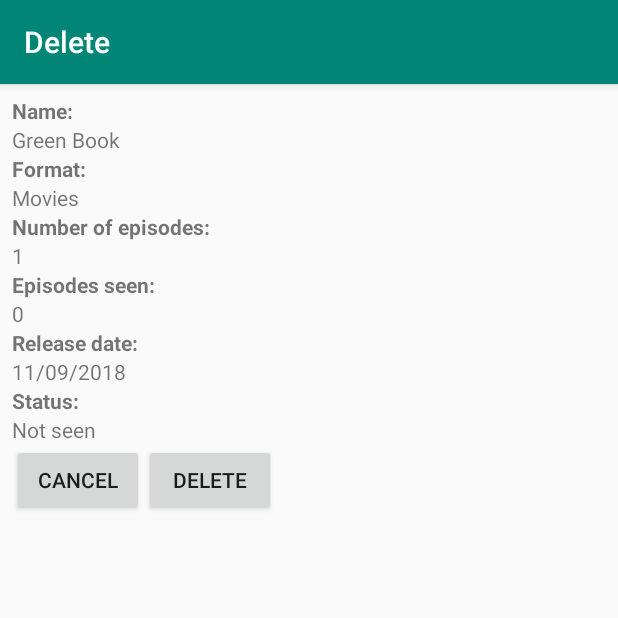
After one commit to NilSilva/FilmesSeries, an Android app: the DeleteFSActivity screen opened directly, with no data from a screen before it, on a phone screen of 412 x 824 dp, the top half of it. The commit adds this screen. Run offline under Robolectric (Android 15) with nearby library versions, the light colour scheme and no system bars.

Commit message:
Atividade delete com a sua interface implementada.

```diff
--- a/app/src/main/AndroidManifest.xml
+++ b/app/src/main/AndroidManifest.xml
@@ -10,9 +10,13 @@
         android:supportsRtl="true"
         android:theme="@style/AppTheme">
         <activity
+            android:name=".DeleteFSActivity"
+            android:label="@string/title_activity_delete_fs"
+            android:theme="@style/AppTheme.NoActionBar"></activity>
+        <activity
             android:name=".EditarFSActivity"
             android:label="@string/title_activity_editar_fs"
-            android:theme="@style/AppTheme.NoActionBar"></activity>
+            android:theme="@style/AppTheme.NoActionBar" />
         <activity
             android:name=".AdicionarFSActivity"
             android:label="@string/title_activity_adicionar_fs"
--- /dev/null
+++ b/app/src/main/java/Nil/filmesseries/DeleteFSActivity.java
@@ -0,0 +1,52 @@
+package Nil.filmesseries;
+
+import android.app.AlertDialog;
+import android.content.DialogInterface;
+import android.os.Bundle;
+
+import com.google.android.material.floatingactionbutton.FloatingActionButton;
+import com.google.android.material.snackbar.Snackbar;
+
+import androidx.appcompat.app.AppCompatActivity;
+import androidx.appcompat.widget.Toolbar;
+
+import android.view.View;
+import android.widget.Toast;
+
+public class DeleteFSActivity extends AppCompatActivity {
+
+    @Override
+    protected void onCreate(Bundle savedInstanceState) {
+        super.onCreate(savedInstanceState);
+        setContentView(R.layout.activity_delete_fs);
+        Toolbar toolbar = findViewById(R.id.toolbar);
+        setSupportActionBar(toolbar);
+    }
+
+    public void Cancel(View view) {
+        finish();
+    }
+
+    public void Delete(View view) {
+        AlertDialog.Builder builder = new AlertDialog.Builder(this);
+        builder.setCancelable(true);
+        builder.setTitle(getString(R.string.Are_you_sure));
+        builder.setMessage(getString(R.string.deleteMovie));
+        builder.setPositiveButton(getString(R.string.Yes),
+                new DialogInterface.OnClickListener() {
+                    @Override
+                    public void onClick(DialogInterface dialog, int which) {
+                        finish();
+                    }
+                });
+        builder.setNegativeButton(getString(R.string.No), new DialogInterface.OnClickListener() {
+            @Override
+            public void onClick(DialogInterface dialog, int which) {
+
+            }
+        });
+
+        AlertDialog dialog = builder.create();
+        dialog.show();
+    }
+}
--- a/app/src/main/java/Nil/filmesseries/EditarFSActivity.java
+++ b/app/src/main/java/Nil/filmesseries/EditarFSActivity.java
@@ -20,7 +20,6 @@
         setContentView(R.layout.activity_editar_fs);
         Toolbar toolbar = findViewById(R.id.toolbar);
         setSupportActionBar(toolbar);
-        getSupportActionBar().setDisplayHomeAsUpEnabled(true);
     }
 
     public void AddCancelarF(View view) {
--- a/app/src/main/java/Nil/filmesseries/Tudo.java
+++ b/app/src/main/java/Nil/filmesseries/Tudo.java
@@ -31,4 +31,10 @@
         Intent intent = new Intent(this, EditarFSActivity.class);
         startActivity(intent);
     }
+
+    public void DeleteFS(View view) {
+
+        Intent intent = new Intent(this, DeleteFSActivity.class);
+        startActivity(intent);
+    }
 }
--- /dev/null
+++ b/app/src/main/res/layout/activity_delete_fs.xml
@@ -0,0 +1,25 @@
+<?xml version="1.0" encoding="utf-8"?>
+<androidx.coordinatorlayout.widget.CoordinatorLayout xmlns:android="http://schemas.android.com/apk/res/android"
+    xmlns:app="http://schemas.android.com/apk/res-auto"
+    xmlns:tools="http://schemas.android.com/tools"
+    android:layout_width="match_parent"
+    android:layout_height="match_parent"
+    tools:context=".DeleteFSActivity">
+
+    <com.google.android.material.appbar.AppBarLayout
+        android:layout_width="match_parent"
+        android:layout_height="wrap_content"
+        android:theme="@style/AppTheme.AppBarOverlay">
+
+        <androidx.appcompat.widget.Toolbar
+            android:id="@+id/toolbar"
+            android:layout_width="match_parent"
+            android:layout_height="?attr/actionBarSize"
+            android:background="?attr/colorPrimary"
+            app:popupTheme="@style/AppTheme.PopupOverlay" />
+
+    </com.google.android.material.appbar.AppBarLayout>
+
+    <include layout="@layout/content_delete_fs" />
+
+</androidx.coordinatorlayout.widget.CoordinatorLayout>
--- a/app/src/main/res/layout/content_adicionar_fs.xml
+++ b/app/src/main/res/layout/content_adicionar_fs.xml
@@ -85,6 +85,27 @@
             </LinearLayout>
 
             <com.google.android.material.textfield.TextInputLayout
+                android:id="@+id/textInputLayout"
+                android:layout_width="match_parent"
+                android:layout_height="wrap_content"
+                android:layout_marginStart="8dp"
+                android:layout_marginLeft="8dp"
+                android:layout_marginTop="8dp"
+                android:layout_marginEnd="8dp"
+                android:layout_marginRight="8dp"
+                app:layout_constraintEnd_toEndOf="parent"
+                app:layout_constraintStart_toStartOf="parent"
+                app:layout_constraintTop_toBottomOf="@+id/layoutRadioButton">
+
+                <com.google.android.material.textfield.TextInputEditText
+                    android:id="@+id/editTextAddNomeFS"
+                    android:layout_width="match_parent"
+                    android:layout_height="wrap_content"
+                    android:hint="@string/AddHintNomeF"
+                    android:inputType="textShortMessage|textAutoCorrect" />
+            </com.google.android.material.textfield.TextInputLayout>
+
+            <com.google.android.material.textfield.TextInputLayout
                 android:id="@+id/textInputLayout2"
                 android:layout_width="match_parent"
                 android:layout_height="wrap_content"
@@ -106,7 +127,7 @@
             </com.google.android.material.textfield.TextInputLayout>
 
             <com.google.android.material.textfield.TextInputLayout
-                android:id="@+id/textInputLayout"
+                android:id="@+id/textInputLayout3"
                 android:layout_width="match_parent"
                 android:layout_height="wrap_content"
                 android:layout_marginStart="8dp"
@@ -116,14 +137,14 @@
                 android:layout_marginRight="8dp"
                 app:layout_constraintEnd_toEndOf="parent"
                 app:layout_constraintStart_toStartOf="parent"
-                app:layout_constraintTop_toBottomOf="@+id/layoutRadioButton">
+                app:layout_constraintTop_toBottomOf="@+id/textInputLayout2">
 
                 <com.google.android.material.textfield.TextInputEditText
-                    android:id="@+id/editTextAddNomeFS"
+                    android:id="@+id/editTextAddEpiVistosFS"
                     android:layout_width="match_parent"
                     android:layout_height="wrap_content"
-                    android:hint="@string/AddHintNomeF"
-                    android:inputType="textShortMessage|textAutoCorrect" />
+                    android:hint="@string/AddHintEpiVistosF"
+                    android:inputType="number" />
             </com.google.android.material.textfield.TextInputLayout>
 
             <com.google.android.material.textfield.TextInputLayout
@@ -144,27 +165,6 @@
                     android:layout_height="wrap_content"
                     android:hint="@string/AddHintDataF"
                     android:inputType="date" />
-            </com.google.android.material.textfield.TextInputLayout>
-
-            <com.google.android.material.textfield.TextInputLayout
-                android:id="@+id/textInputLayout3"
-                android:layout_width="match_parent"
-                android:layout_height="wrap_content"
-                android:layout_marginStart="8dp"
-                android:layout_marginLeft="8dp"
-                android:layout_marginTop="8dp"
-                android:layout_marginEnd="8dp"
-                android:layout_marginRight="8dp"
-                app:layout_constraintEnd_toEndOf="parent"
-                app:layout_constraintStart_toStartOf="parent"
-                app:layout_constraintTop_toBottomOf="@+id/textInputLayout2">
-
-                <com.google.android.material.textfield.TextInputEditText
-                    android:id="@+id/editTextAddEpiVistosFS"
-                    android:layout_width="match_parent"
-                    android:layout_height="wrap_content"
-                    android:hint="@string/AddHintEpiVistosF"
-                    android:inputType="number" />
             </com.google.android.material.textfield.TextInputLayout>
 
             <Spinner
--- /dev/null
+++ b/app/src/main/res/layout/content_delete_fs.xml
@@ -0,0 +1,138 @@
+<?xml version="1.0" encoding="utf-8"?>
+<androidx.constraintlayout.widget.ConstraintLayout xmlns:android="http://schemas.android.com/apk/res/android"
+    xmlns:app="http://schemas.android.com/apk/res-auto"
+    xmlns:tools="http://schemas.android.com/tools"
+    android:layout_width="match_parent"
+    android:layout_height="match_parent"
+    app:layout_behavior="@string/appbar_scrolling_view_behavior"
+    tools:context=".DeleteFSActivity"
+    tools:showIn="@layout/activity_delete_fs">
+
+    <ScrollView
+        android:layout_width="match_parent"
+        android:layout_height="match_parent"
+        android:layout_marginStart="8dp"
+        android:layout_marginLeft="8dp"
+        android:layout_marginTop="8dp"
+        android:layout_marginEnd="8dp"
+        android:layout_marginRight="8dp"
+        android:layout_marginBottom="8dp"
+        app:layout_constraintBottom_toBottomOf="parent"
+        app:layout_constraintEnd_toEndOf="parent"
+        app:layout_constraintStart_toStartOf="parent"
+        app:layout_constraintTop_toTopOf="parent">
+
+        <LinearLayout
+            android:layout_width="match_parent"
+            android:layout_height="wrap_content"
+            android:orientation="vertical">
+
+            <TextView
+                android:id="@+id/textView2"
+                android:layout_width="wrap_content"
+                android:layout_height="wrap_content"
+                android:text="@string/AddNameFS"
+                android:textStyle="bold"
+                tools:layout_editor_absoluteX="26dp"
+                tools:layout_editor_absoluteY="30dp" />
+
+            <TextView
+                android:id="@+id/textView3"
+                android:layout_width="match_parent"
+                android:layout_height="wrap_content"
+                android:text="Green Book" />
+
+            <TextView
+                android:id="@+id/textView4"
+                android:layout_width="match_parent"
+                android:layout_height="wrap_content"
+                android:text="@string/DeleteFSFormat"
+                android:textStyle="bold" />
+
+            <TextView
+                android:id="@+id/textView5"
+                android:layout_width="match_parent"
+                android:layout_height="wrap_content"
+                android:text="Movies" />
+
+            <TextView
+                android:id="@+id/textView6"
+                android:layout_width="match_parent"
+                android:layout_height="wrap_content"
+                android:text="@string/AddNumFS"
+                android:textStyle="bold" />
+
+            <TextView
+                android:id="@+id/textView7"
+                android:layout_width="match_parent"
+                android:layout_height="wrap_content"
+                android:text="1" />
+
+            <TextView
+                android:id="@+id/textView8"
+                android:layout_width="match_parent"
+                android:layout_height="wrap_content"
+                android:text="@string/AddEpiVistosFS"
+                android:textStyle="bold" />
+
+            <TextView
+                android:id="@+id/textView9"
+                android:layout_width="match_parent"
+                android:layout_height="wrap_content"
+                android:text="0" />
+
+            <TextView
+                android:id="@+id/textView10"
+                android:layout_width="match_parent"
+                android:layout_height="wrap_content"
+                android:text="@string/AddDataFS"
+                android:textStyle="bold" />
+
+            <TextView
+                android:id="@+id/textView11"
+                android:layout_width="match_parent"
+                android:layout_height="wrap_content"
+                android:text="11/09/2018" />
+
+            <TextView
+                android:id="@+id/textView12"
+                android:layout_width="match_parent"
+                android:layout_height="wrap_content"
+                android:text="@string/AddStatusFS"
+                android:textStyle="bold" />
+
+            <TextView
+                android:id="@+id/textView13"
+                android:layout_width="match_parent"
+                android:layout_height="wrap_content"
+                android:text="Not seen" />
+
+            <LinearLayout
+                android:layout_width="wrap_content"
+                android:layout_height="wrap_content"
+                android:layout_marginEnd="8dp"
+                android:layout_marginRight="8dp"
+                android:orientation="horizontal"
+                app:layout_constraintEnd_toEndOf="parent"
+                tools:layout_editor_absoluteY="244dp">
+
+                <Button
+                    android:id="@+id/button3"
+                    android:layout_width="wrap_content"
+                    android:layout_height="wrap_content"
+                    android:layout_weight="1"
+                    android:onClick="Cancel"
+                    android:text="@string/AddCancelarF" />
+
+                <Button
+                    android:id="@+id/button4"
+                    android:layout_width="wrap_content"
+                    android:layout_height="wrap_content"
+                    android:layout_weight="1"
+                    android:onClick="Delete"
+                    android:text="@string/title_activity_delete_fs" />
+            </LinearLayout>
+        </LinearLayout>
+    </ScrollView>
+
+</androidx.constraintlayout.widget.ConstraintLayout>
--- a/app/src/main/res/layout/content_editar_fs.xml
+++ b/app/src/main/res/layout/content_editar_fs.xml
@@ -15,7 +15,7 @@
         <LinearLayout
             android:layout_width="match_parent"
             android:layout_height="wrap_content"
-            android:orientation="vertical" >
+            android:orientation="vertical">
 
             <LinearLayout
                 android:id="@+id/layoutRadioButton"
--- a/app/src/main/res/layout/content_tudo.xml
+++ b/app/src/main/res/layout/content_tudo.xml
@@ -64,7 +64,8 @@
         android:layout_marginTop="8dp"
         android:layout_marginEnd="8dp"
         android:layout_marginRight="8dp"
-        android:text="Eliminar"
+        android:onClick="DeleteFS"
+        android:text="@string/title_activity_delete_fs"
         app:layout_constraintEnd_toEndOf="parent"
         app:layout_constraintHorizontal_bias="1.0"
         app:layout_constraintStart_toStartOf="parent"
--- a/app/src/main/res/values/strings.xml
+++ b/app/src/main/res/values/strings.xml
@@ -40,7 +40,13 @@
     <string name="AddNemFSErr">Add number of episodes</string>
     <string name="AddEpiVistosFSErr">Add number of episodes seen</string>
     <string name="parse_AddNumFS">Adicione um numero valido</string>
-    <string name="butãoEditarFS">Editar</string>
+    <string name="butãoEditarFS">Edit</string>
     <string name="title_activity_editar_fs">Edit movie/tv Show</string>
+    <string name="title_activity_delete_fs">Delete</string>
+    <string name="DeleteFSFormat">Format:</string>
+    <string name="Are_you_sure">Are you sure?</string>
+    <string name="deleteMovie">This will delete this movie/TV show.</string>
+    <string name="Yes">Yes</string>
+    <string name="No">No</string>
 
 </resources>
```
Also changed, not shown: 1 other file.
